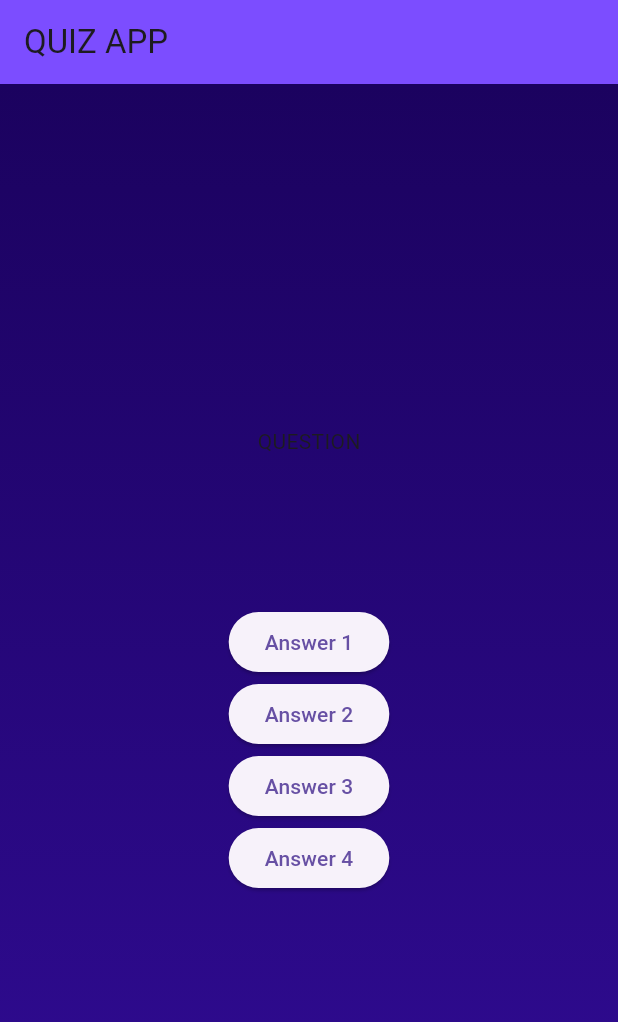
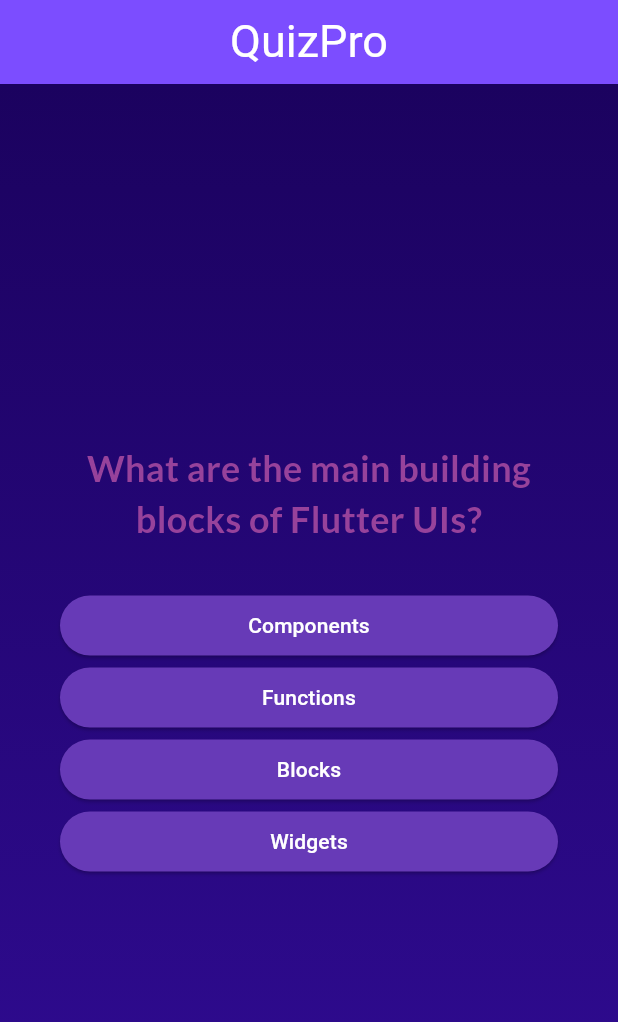
Before and after one commit to RAM-MAHESHWARI24/quiz_app, a Flutter app: the screen it shows after launch, after a tap on "Start Quiz", on a phone screen of 412 x 824 dp. Shown: the top 1022 px of the screen. Run offline on Flutter 3.47's test engine with Material 3 defaults, Android fonts, the phone set to English and light mode, and no system bars; our stand-ins replace google_fonts.

Commit message:
modified:   lib/data/questions.dart 	new file:   lib/model/answer_button.dart 	modified:   lib/model/quiz_question.dart 	modified:   lib/question_screen.dart 	modified:   lib/quiz.dart 	modified:   lib/start_screen.dart 	modified:   macos/Flutter/GeneratedPluginRegistrant.swift 	modified:   pubspec.lock 	modified:   pubspec.yaml

```diff
--- a/lib/data/questions.dart
+++ b/lib/data/questions.dart
@@ -1,5 +1,8 @@
 import 'package:quiz_app/model/quiz_question.dart';
+// making this List using construtor function defined in
+//quiz_question.dart to fill this List keeping first for answer[0] as true/correct
 
+// List<QuizQuestion> questions = [
 const questions = [
   QuizQuestion(
     'What are the main building blocks of Flutter UIs?',
--- /dev/null
+++ b/lib/model/answer_button.dart
@@ -0,0 +1,20 @@
+import 'package:flutter/material.dart';
+
+class AnswerButton extends StatelessWidget {
+  const AnswerButton(this.answerText, this.onTap, {super.key});
+  final String answerText;
+  final void Function() onTap;
+  @override
+  Widget build(context) {
+    return ElevatedButton(
+      style: ElevatedButton.styleFrom(
+        backgroundColor: Colors.deepPurple,
+        foregroundColor: Colors.white,
+        shape: RoundedRectangleBorder(borderRadius: BorderRadius.circular(40)),
+        padding: const EdgeInsets.all(10),
+      ),
+      onPressed: onTap,
+      child: Text(answerText, textAlign: TextAlign.center),
+    );
+  }
+}
--- a/lib/model/quiz_question.dart
+++ b/lib/model/quiz_question.dart
@@ -2,4 +2,13 @@ class QuizQuestion {
   const QuizQuestion(this.text, this.answers);
   final String text;
   final List<String> answers;
+  List<String> shuffleOptions() {
+    // a copy is created and stored in shuffled
+    final shuffled = List.of(answers);
+    // elements in shuffled are now shuffled
+    //(inplace that is why no conflict with final)
+    shuffled.shuffle();
+    // we return new shuffled list
+    return shuffled;
+  }
 }
--- a/lib/question_screen.dart
+++ b/lib/question_screen.dart
@@ -1,4 +1,8 @@
 import 'package:flutter/material.dart';
+import 'package:quiz_app/model/answer_button.dart';
+import 'package:quiz_app/model/quiz_question.dart';
+import 'package:quiz_app/data/questions.dart';
+import 'package:google_fonts/google_fonts.dart';
 
 class QuestionScreen extends StatefulWidget {
   const QuestionScreen({super.key});
@@ -9,21 +13,63 @@ class QuestionScreen extends StatefulWidget {
 }
 
 class _QuestionScreenState extends State<QuestionScreen> {
+  int curQuestionidx = 0;
+  void nextQuestion() {
+    setState(() {
+      curQuestionidx++;
+    });
+  }
+
   @override
   Widget build(context) {
-    return Center(
+    final currentQuestion = questions[curQuestionidx];
+    return Container(
+      // margin: const EdgeInsets.fromLTRB(20, 0, 20, 0),
+      margin: const EdgeInsets.all(40),
+      child: SizedBox(
+        width: double.infinity,
+        height: double.infinity,
         child: Column(
-      mainAxisSize: MainAxisSize.min,
-      children: [
-        const Text('QUESTION'),
-        const SizedBox(
-          height: 100,
+          mainAxisAlignment: MainAxisAlignment.center,
+          crossAxisAlignment: CrossAxisAlignment.stretch,
+          children: [
+            Text(
+              currentQuestion.text,
+              style: GoogleFonts.lato(
+                  color: const Color.fromARGB(255, 151, 66, 155),
+                  fontSize: 24,
+                  fontWeight: FontWeight.bold),
+              textAlign: TextAlign.center,
+            ),
+            const SizedBox(
+              height: 30,
+            ),
+            // ...dots converts Iterable<Widget> into List<Widget>
+            //[1,2,3,4,5,6] to 1,2,3,4,5,6
+            //map takes all elemets in answer ie List<String> in this case
+            // then pass item to a functionwe define and then we can return what
+            //we want in this case Widget that is ElevatedButton which is inside
+            //of AnswerButton
+            // # map create a copy of list then perform Function on it
+            ...currentQuestion.shuffleOptions().map((item) {
+              // we copied the list and shuffled it and are returning it using
+              // a method called shuffleOptions() which is memeber of QuizQuestion
+              //AnswerButton is child of QuizQuestion
+              return AnswerButton(item, nextQuestion);
+              // just name of function acts as a pointer to function
+              // in this case this pointer is passed to AnswerButton's
+              //constructor and there it binds to onTap variable
+              // which is excecuted in elevatedbutton onPressed
+            })
+
+            //W/O map function
+            // AnswerButton(currentQuestion.answers[0], () {}),
+            // AnswerButton(currentQuestion.answers[1], () {}),
+            // AnswerButton(currentQuestion.answers[2], () {}),
+            // AnswerButton(currentQuestion.answers[3], () {}),
+          ],
         ),
-        ElevatedButton(onPressed: () {}, child: const Text('Answer 1')),
-        ElevatedButton(onPressed: () {}, child: const Text('Answer 2')),
-        ElevatedButton(onPressed: () {}, child: const Text('Answer 3')),
-        ElevatedButton(onPressed: () {}, child: const Text('Answer 4')),
-      ],
-    ));
+      ),
+    );
   }
 }
--- a/lib/quiz.dart
+++ b/lib/quiz.dart
@@ -39,7 +39,15 @@ class _QuizState extends State<Quiz> {
       home: Scaffold(
         appBar: AppBar(
           backgroundColor: Colors.deepPurpleAccent,
-          title: const Text('QUIZ APP'),
+          title: const Center(
+            child: Text(
+              'QuizPro',
+              style: TextStyle(
+                fontSize: 30,
+                color: Colors.white,
+              ),
+            ),
+          ),
         ),
         body: Container(
           decoration: const BoxDecoration(
@@ -50,8 +58,11 @@ class _QuizState extends State<Quiz> {
           ),
           // child: activeScreen,
           child: activeScreen == 'StartScreen'
-              ? StartScreen(switchScreen)
-              : const QuestionScreen(),
+              ? StartScreen(
+                  switchScreen) // this function is recieved by strt_screen.dart
+              : const QuestionScreen(), //which is Func for StartQuiz Button pressed
+          // which changes the variable in this file
+          //and chenges screen to quiz screen
         ),
       ),
     );
--- a/lib/start_screen.dart
+++ b/lib/start_screen.dart
@@ -1,4 +1,5 @@
 import 'package:flutter/material.dart';
+import 'package:google_fonts/google_fonts.dart';
 
 class StartScreen extends StatelessWidget {
   const StartScreen(this.startQuiz, {super.key});
@@ -11,6 +12,15 @@ class StartScreen extends StatelessWidget {
       child: Column(
         mainAxisSize: MainAxisSize.min,
         children: [
+          // const Text(
+          //   'QuizPro',
+          //   style: TextStyle(
+          //     fontSize: 24,
+          //     color: Colors.white,
+          //     fontWeight: FontWeight.bold,
+          //   ),
+          // ),
+          // const SizedBox(height: 20),
           Image.asset(
             'assets/images/quiz-logo.png',
             width: 300,
@@ -29,17 +39,19 @@ class StartScreen extends StatelessWidget {
           const SizedBox(
             height: 30,
           ),
-          const Text(
+          Text(
             'Learn Flutter The Fun Way',
-            style: TextStyle(
+            style: GoogleFonts.lato(
               color: Colors.white,
               fontSize: 24,
+              fontWeight: FontWeight.bold,
             ),
           ),
           const SizedBox(
             height: 10,
           ),
           OutlinedButton.icon(
+            //From
             onPressed: startQuiz,
             style: TextButton.styleFrom(
               foregroundColor: Colors.white,
--- a/pubspec.yaml
+++ b/pubspec.yaml
@@ -35,6 +35,7 @@ dependencies:
   # The following adds the Cupertino Icons font to your application.
   # Use with the CupertinoIcons class for iOS style icons.
   cupertino_icons: ^1.0.6
+  google_fonts: ^6.2.1
 
 dev_dependencies:
   flutter_test:
```
Also changed, not shown: pubspec.lock, 1 other file.
